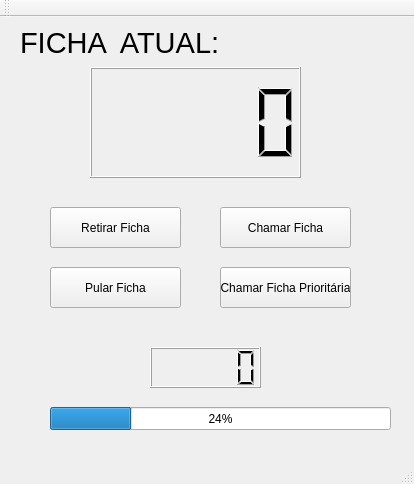
Before: the Qt Designer form mainwindow.ui in allanradji/SGOD, drawn with Qt 5.
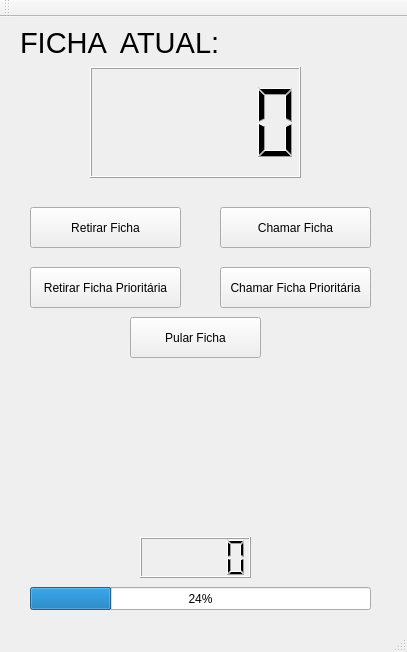
After: the same form once the commit is applied.

The edit to the form file:
```diff
--- a/mainwindow.ui
+++ b/mainwindow.ui
@@ -6,8 +6,8 @@
    <rect>
     <x>0</x>
     <y>0</y>
-    <width>414</width>
-    <height>484</height>
+    <width>407</width>
+    <height>652</height>
    </rect>
   </property>
   <property name="windowTitle">
@@ -17,9 +17,9 @@
    <widget class="QPushButton" name="btnRetirar">
     <property name="geometry">
      <rect>
-      <x>50</x>
+      <x>30</x>
       <y>190</y>
-      <width>131</width>
+      <width>151</width>
       <height>41</height>
      </rect>
     </property>
@@ -39,7 +39,7 @@
      <rect>
       <x>220</x>
       <y>190</y>
-      <width>131</width>
+      <width>151</width>
       <height>41</height>
      </rect>
     </property>
@@ -55,8 +55,8 @@
    <widget class="QPushButton" name="btnPular">
     <property name="geometry">
      <rect>
-      <x>50</x>
-      <y>250</y>
+      <x>130</x>
+      <y>300</y>
       <width>131</width>
       <height>41</height>
      </rect>
@@ -75,7 +75,7 @@
      <rect>
       <x>220</x>
       <y>250</y>
-      <width>131</width>
+      <width>151</width>
       <height>41</height>
      </rect>
     </property>
@@ -123,10 +123,10 @@
    <widget class="QLabel" name="lblFixaSuaFicha">
     <property name="geometry">
      <rect>
-      <x>96</x>
-      <y>310</y>
-      <width>121</width>
-      <height>20</height>
+      <x>30</x>
+      <y>470</y>
+      <width>351</width>
+      <height>51</height>
      </rect>
     </property>
     <property name="font">
@@ -142,8 +142,8 @@
    <widget class="QLCDNumber" name="painelRetirarFicha">
     <property name="geometry">
      <rect>
-      <x>150</x>
-      <y>330</y>
+      <x>140</x>
+      <y>520</y>
       <width>111</width>
       <height>41</height>
      </rect>
@@ -152,8 +152,8 @@
    <widget class="QProgressBar" name="barraDeProgresso">
     <property name="geometry">
      <rect>
-      <x>50</x>
-      <y>390</y>
+      <x>30</x>
+      <y>570</y>
       <width>341</width>
       <height>23</height>
      </rect>
@@ -165,10 +165,10 @@
    <widget class="QLabel" name="alerta">
     <property name="geometry">
      <rect>
-      <x>220</x>
-      <y>15</y>
-      <width>181</width>
-      <height>21</height>
+      <x>40</x>
+      <y>360</y>
+      <width>321</width>
+      <height>71</height>
      </rect>
     </property>
     <property name="font">
@@ -183,6 +183,59 @@
      <string/>
     </property>
    </widget>
+   <widget class="QPushButton" name="btnRetirarPrioridade">
+    <property name="geometry">
+     <rect>
+      <x>30</x>
+      <y>250</y>
+      <width>151</width>
+      <height>41</height>
+     </rect>
+    </property>
+    <property name="text">
+     <string>Retirar Ficha Prioritária</string>
+    </property>
+   </widget>
+   <widget class="QLabel" name="label_2">
+    <property name="geometry">
+     <rect>
+      <x>100</x>
+      <y>70</y>
+      <width>59</width>
+      <height>81</height>
+     </rect>
+    </property>
+    <property name="font">
+     <font>
+      <family>Courier 10 Pitch</family>
+      <pointsize>85</pointsize>
+      <weight>50</weight>
+      <bold>false</bold>
+     </font>
+    </property>
+    <property name="text">
+     <string/>
+    </property>
+   </widget>
+   <widget class="QLabel" name="label_3">
+    <property name="geometry">
+     <rect>
+      <x>150</x>
+      <y>520</y>
+      <width>31</width>
+      <height>41</height>
+     </rect>
+    </property>
+    <property name="font">
+     <font>
+      <family>Courier 10 Pitch</family>
+      <pointsize>28</pointsize>
+     </font>
+    </property>
+    <property name="text">
+     <string/>
+    </property>
+   </widget>
   </widget>
   <widget class="QMenuBar" name="menuBar">
    <property name="geometry">
```
Left out of the diff: 4 changed lines with no effect on the pictures.
